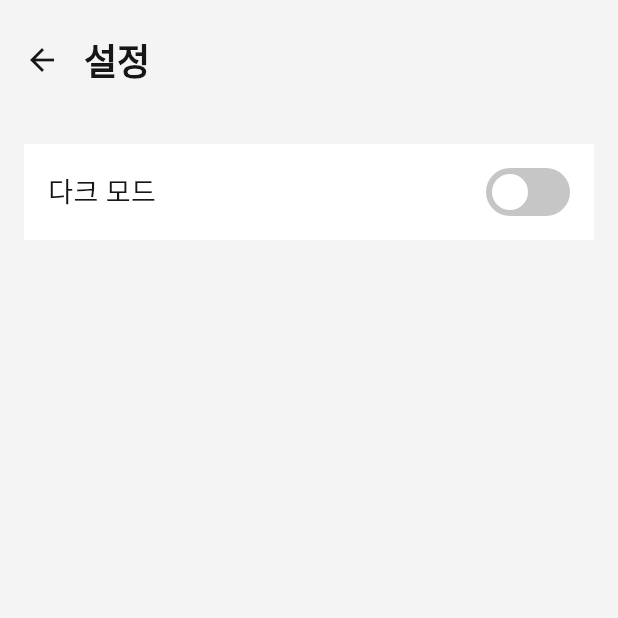
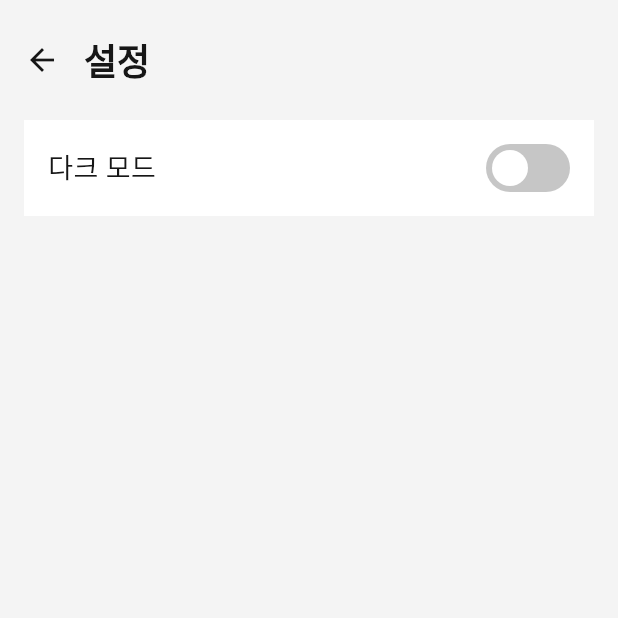
Before and after one commit to joonseo1227/LetsMerge-FE, a Flutter app: the SettingsPage screen opened directly, on a phone screen of 412 x 824 dp, the top half of it. Run offline on Flutter 3.47's test engine with Material 3 defaults, Android fonts, the phone set to English and light mode, and no system bars; our stand-ins replace firebase_auth, firebase_core, flutter_dotenv, flutter_riverpod; missing offline and left inert: flutter_naver_map; accounts and stored records are empty; Roboto replaces fonts that are missing (Pretendard).

Commit message:
fix: SafeArea 적용 및 padding 수정

```diff
--- a/lib/screens/dev_page.dart
+++ b/lib/screens/dev_page.dart
@@ -31,8 +31,9 @@ class _DevPageState extends ConsumerState<DevPage> {
         titleSpacing: 0,
       ),
       body: SingleChildScrollView(
+        child: SafeArea(
           child: Padding(
-          padding: EdgeInsets.all(16),
+            padding: EdgeInsets.fromLTRB(16, 0, 16, 16),
             child: Column(
               crossAxisAlignment: CrossAxisAlignment.start,
               children: [
@@ -262,6 +263,7 @@ class _DevPageState extends ConsumerState<DevPage> {
             ),
           ),
         ),
+      ),
     );
   }
 }
--- a/lib/screens/settings_page.dart
+++ b/lib/screens/settings_page.dart
@@ -18,8 +18,9 @@ class SettingsPage extends ConsumerWidget {
         titleSpacing: 0,
       ),
       body: SingleChildScrollView(
+        child: SafeArea(
           child: Padding(
-          padding: const EdgeInsets.all(16),
+            padding: EdgeInsets.fromLTRB(16, 0, 16, 16),
             child: Column(
               crossAxisAlignment: CrossAxisAlignment.start,
               children: [
@@ -55,6 +56,7 @@ class SettingsPage extends ConsumerWidget {
             ),
           ),
         ),
+      ),
     );
   }
 }
```
Lines whose indentation alone changed are shown as unchanged.
